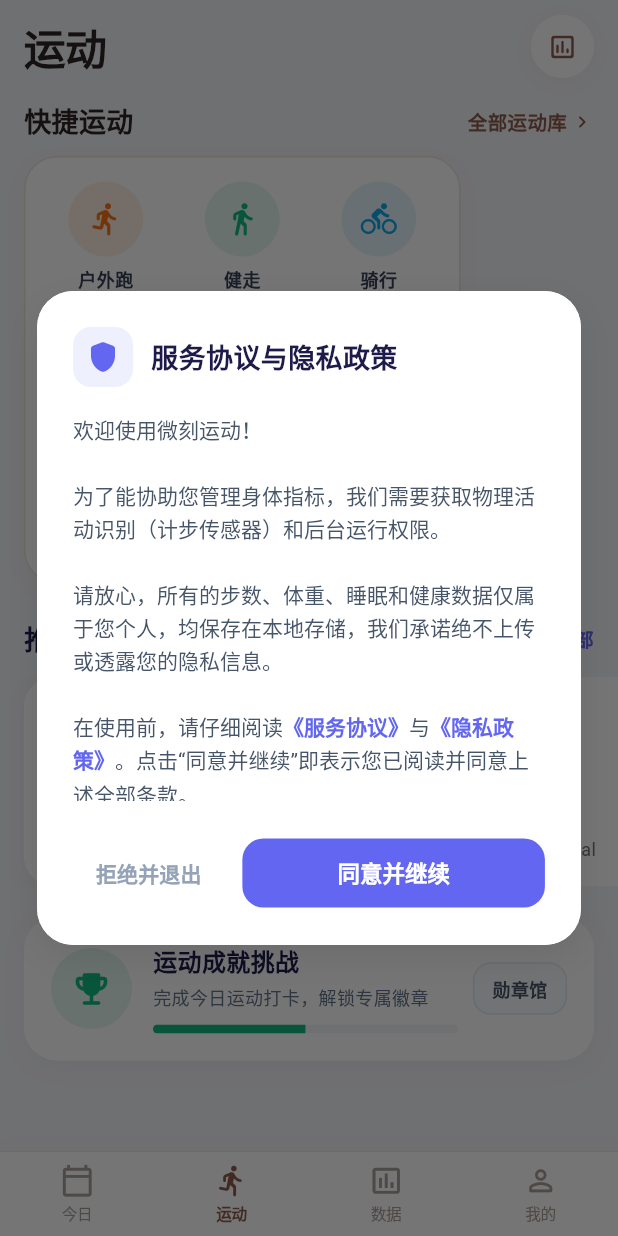
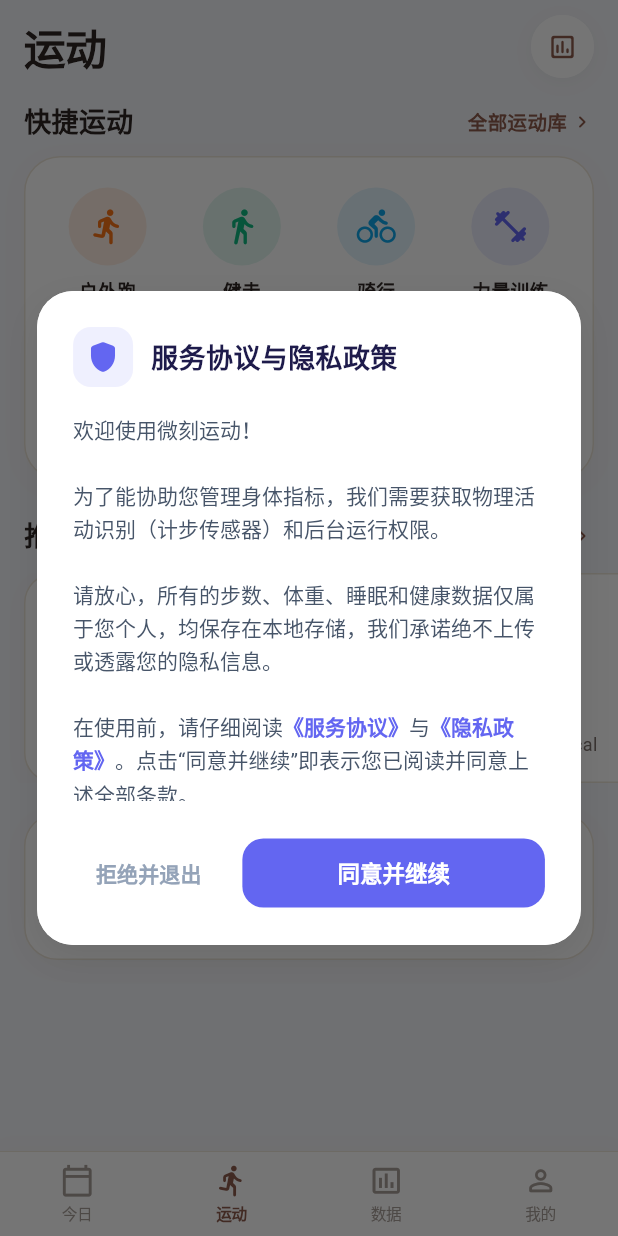
Before and after one commit to xuldqi/yydsxnec, a Flutter app: the SportScreen screen opened by its route, on a phone screen of 412 x 824 dp. Run offline on Flutter 3.47's test engine with Material 3 defaults, Android fonts, the phone set to English and light mode, and no system bars; our stand-ins replace audioplayers, camera, drift, drift_flutter, fl_chart, flutter_local_notifications and 19 more; missing offline and left inert: flutter_foreground_task, google_mlkit_text_recognition, home_widget, record, tflite_flutter; accounts and stored records are empty; generated files the repository leaves out were written again; project files that could hold a hidden picture were left out.

Commit message:
fix(sport): expand quick sports card to full width with responsive rows and OtterLife theme

```diff
--- a/lib/features/sport/sport_screen.dart
+++ b/lib/features/sport/sport_screen.dart
@@ -124,32 +124,42 @@
           ),
         ),
         Container(
+          width: double.infinity,
           margin: const EdgeInsets.symmetric(horizontal: 16),
-          padding: const EdgeInsets.symmetric(vertical: 16, horizontal: 8),
+          padding: const EdgeInsets.symmetric(vertical: 20, horizontal: 10),
           decoration: BoxDecoration(
             color: Colors.white,
-            borderRadius: BorderRadius.circular(22),
+            borderRadius: BorderRadius.circular(24),
             border: Border.all(color: const Color(0xFFECE4D8), width: 1.0),
             boxShadow: const [
               BoxShadow(
                 color: Color(0x087A533E),
-                blurRadius: 14,
+                blurRadius: 16,
                 offset: Offset(0, 4),
               ),
             ],
           ),
-          child: Wrap(
-            spacing: 0,
-            runSpacing: 16,
+          child: Column(
+            children: [
+              Row(
+                mainAxisAlignment: MainAxisAlignment.spaceAround,
                 children: [
                   _buildQuickSportIcon(Icons.directions_run_rounded, '户外跑', const Color(0xFFF97316)),
                   _buildQuickSportIcon(Icons.directions_walk_rounded, '健走', const Color(0xFF10B981)),
                   _buildQuickSportIcon(Icons.directions_bike_rounded, '骑行', const Color(0xFF0EA5E9)),
                   _buildQuickSportIcon(Icons.fitness_center_rounded, '力量训练', const Color(0xFF6366F1)),
+                ],
+              ),
+              const SizedBox(height: 18),
+              Row(
+                mainAxisAlignment: MainAxisAlignment.spaceAround,
+                children: [
                   _buildQuickSportIcon(Icons.straighten_rounded, '跳绳', const Color(0xFFEC4899)),
                   _buildQuickSportIcon(Icons.self_improvement_rounded, '瑜伽', const Color(0xFF8B5CF6)),
                   _buildQuickSportIcon(Icons.terrain_rounded, '登山', const Color(0xFFEAB308)),
                   _buildQuickSportIcon(Icons.apps_rounded, '更多运动', const Color(0xFF64748B), isMore: true),
+                ],
+              ),
             ],
           ),
         ),
@@ -158,7 +168,9 @@
   }
 
   Widget _buildQuickSportIcon(IconData icon, String label, Color bgColor, {bool isMore = false}) {
-    return GestureDetector(
+    return Expanded(
+      child: GestureDetector(
+        behavior: HitTestBehavior.opaque,
         onTap: () {
           if (isMore) {
             context.push('/movement-library');
@@ -166,27 +178,25 @@
             context.push('/count-time?type=$label');
           }
         },
-      child: SizedBox(
-        width: (MediaQuery.of(context).size.width - 48) / 4,
         child: Column(
           mainAxisSize: MainAxisSize.min,
           children: [
             Container(
-              width: 50,
-              height: 50,
+              width: 52,
+              height: 52,
               decoration: BoxDecoration(
                 color: bgColor.withValues(alpha: 0.12),
                 shape: BoxShape.circle,
               ),
-              child: Icon(icon, color: bgColor, size: 24),
+              child: Icon(icon, color: bgColor, size: 26),
             ),
-            const SizedBox(height: 6),
+            const SizedBox(height: 8),
             Text(
               label,
               style: const TextStyle(
-                fontSize: 12,
+                fontSize: 12.5,
                 fontWeight: FontWeight.w700,
-                color: Color(0xFF334155),
+                color: Color(0xFF2D2522),
               ),
             ),
           ],
@@ -198,7 +208,7 @@
   Widget _buildTrainingRecommendSection() {
     final recommends = [
       {'title': '减脂全身激活', 'time': '20分钟', 'cal': '160 kcal', 'tag': '燃脂塑形', 'color': const Color(0xFFF97316)},
-      {'title': '核心力量强化', 'time': '15分钟', 'cal': '120 kcal', 'tag': '腹部核心', 'color': const Color(0xFF6366F1)},
+      {'title': '核心力量强化', 'time': '15分钟', 'cal': '120 kcal', 'tag': '腹部核心', 'color': const Color(0xFF8D5B4C)},
       {'title': '全身放松拉伸', 'time': '10分钟', 'cal': '50 kcal', 'tag': '运动后恢复', 'color': const Color(0xFF10B981)},
     ];
 
@@ -215,18 +225,28 @@
                 style: TextStyle(
                   fontSize: 18,
                   fontWeight: FontWeight.w800,
-                  color: Color(0xFF1E1B4B),
+                  color: Color(0xFF2D2522),
                 ),
               ),
               GestureDetector(
                 onTap: () => context.push('/training-plan'),
-                child: const Text(
+                child: Row(
+                  children: const [
+                    Text(
                       '查看全部',
                       style: TextStyle(
                         fontSize: 13,
-                    color: Color(0xFF6366F1),
+                        color: Color(0xFF8D5B4C),
                         fontWeight: FontWeight.w600,
                       ),
+                    ),
+                    SizedBox(width: 2),
+                    Icon(
+                      Icons.chevron_right_rounded,
+                      size: 16,
+                      color: Color(0xFF8D5B4C),
+                    ),
+                  ],
                 ),
               ),
             ],
@@ -250,9 +270,10 @@
                   decoration: BoxDecoration(
                     color: Colors.white,
                     borderRadius: BorderRadius.circular(20),
+                    border: Border.all(color: const Color(0xFFECE4D8), width: 1.0),
                     boxShadow: const [
                       BoxShadow(
-                        color: Color(0x0A000000),
+                        color: Color(0x087A533E),
                         blurRadius: 12,
                         offset: Offset(0, 4),
                       ),
@@ -284,18 +305,18 @@
                         style: const TextStyle(
                           fontSize: 16,
                           fontWeight: FontWeight.w800,
-                          color: Color(0xFF1E1B4B),
+                          color: Color(0xFF2D2522),
                         ),
                       ),
                       Row(
                         children: [
-                          Icon(Icons.timer_outlined, size: 14, color: Colors.grey.shade600),
+                          Icon(Icons.timer_outlined, size: 14, color: const Color(0xFF7D726D)),
                           const SizedBox(width: 4),
-                          Text(r['time'] as String, style: TextStyle(fontSize: 12, color: Colors.grey.shade600)),
+                          Text(r['time'] as String, style: const TextStyle(fontSize: 12, color: Color(0xFF7D726D))),
                           const SizedBox(width: 12),
-                          Icon(Icons.local_fire_department_outlined, size: 14, color: Colors.grey.shade600),
+                          Icon(Icons.local_fire_department_outlined, size: 14, color: const Color(0xFF7D726D)),
                           const SizedBox(width: 4),
-                          Text(r['cal'] as String, style: TextStyle(fontSize: 12, color: Colors.grey.shade600)),
+                          Text(r['cal'] as String, style: const TextStyle(fontSize: 12, color: Color(0xFF7D726D))),
                         ],
                       ),
                     ],
@@ -316,9 +337,10 @@
       decoration: BoxDecoration(
         color: Colors.white,
         borderRadius: BorderRadius.circular(22),
+        border: Border.all(color: const Color(0xFFECE4D8), width: 1.0),
         boxShadow: const [
           BoxShadow(
-            color: Color(0x0A000000),
+            color: Color(0x087A533E),
             blurRadius: 14,
             offset: Offset(0, 4),
           ),
@@ -345,13 +367,13 @@
                   style: TextStyle(
                     fontSize: 16,
                     fontWeight: FontWeight.w800,
-                    color: Color(0xFF1E1B4B),
+                    color: Color(0xFF2D2522),
                   ),
                 ),
                 const SizedBox(height: 4),
                 const Text(
                   '完成今日运动打卡，解锁专属徽章',
-                  style: TextStyle(fontSize: 12, color: Color(0xFF64748B)),
+                  style: TextStyle(fontSize: 12, color: Color(0xFF7D726D)),
                 ),
                 const SizedBox(height: 10),
                 ClipRRect(
@@ -359,7 +381,7 @@
                   child: const LinearProgressIndicator(
                     value: 0.5,
                     minHeight: 6,
-                    backgroundColor: Color(0xFFF1F5F9),
+                    backgroundColor: Color(0xFFE5DDD5),
                     valueColor: AlwaysStoppedAnimation<Color>(Color(0xFF10B981)),
                   ),
                 ),
@@ -372,11 +394,11 @@
             child: Container(
               padding: const EdgeInsets.symmetric(horizontal: 12, vertical: 8),
               decoration: BoxDecoration(
-                color: const Color(0xFFF8FAFC),
+                color: const Color(0xFFFAF7F5),
                 borderRadius: BorderRadius.circular(12),
-                border: Border.all(color: const Color(0xFFE2E8F0)),
+                border: Border.all(color: const Color(0xFFECE4D8)),
               ),
-              child: const Text('勋章馆', style: TextStyle(fontSize: 12, fontWeight: FontWeight.bold, color: Color(0xFF475569))),
+              child: const Text('勋章馆', style: TextStyle(fontSize: 12, fontWeight: FontWeight.bold, color: Color(0xFF8D5B4C))),
             ),
           ),
         ],
```
Lines whose indentation alone changed are shown as unchanged.
